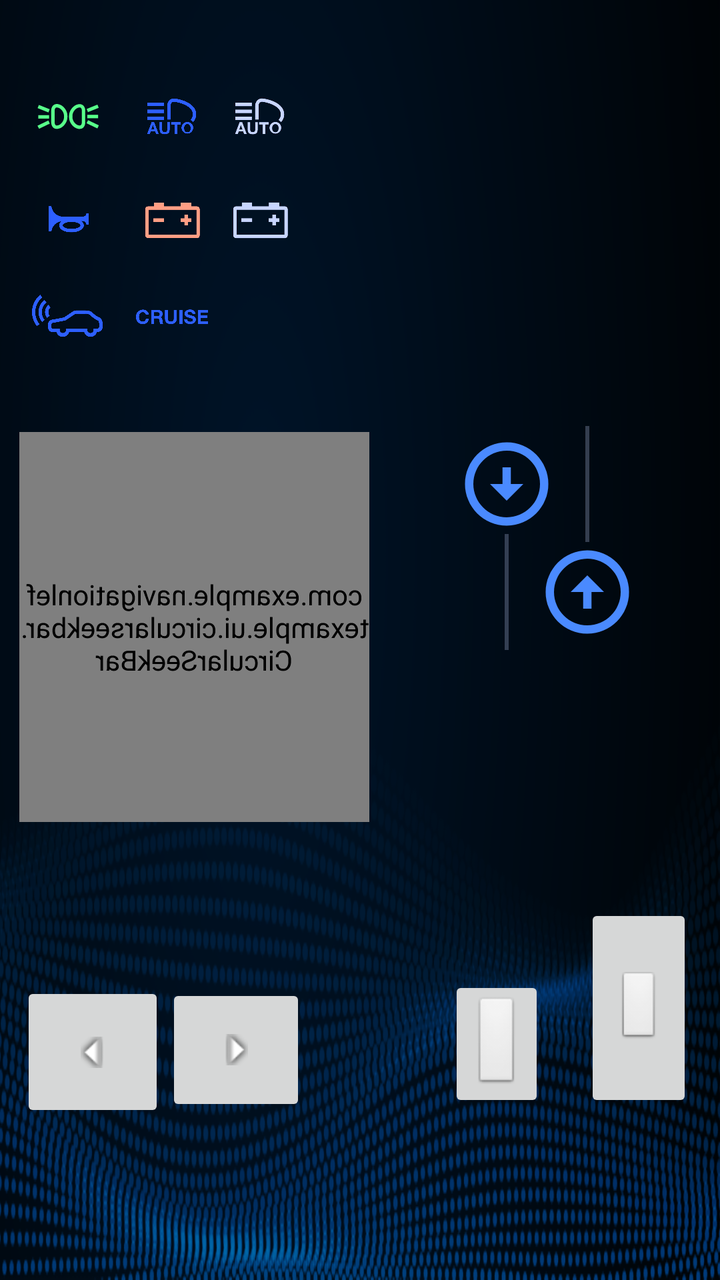
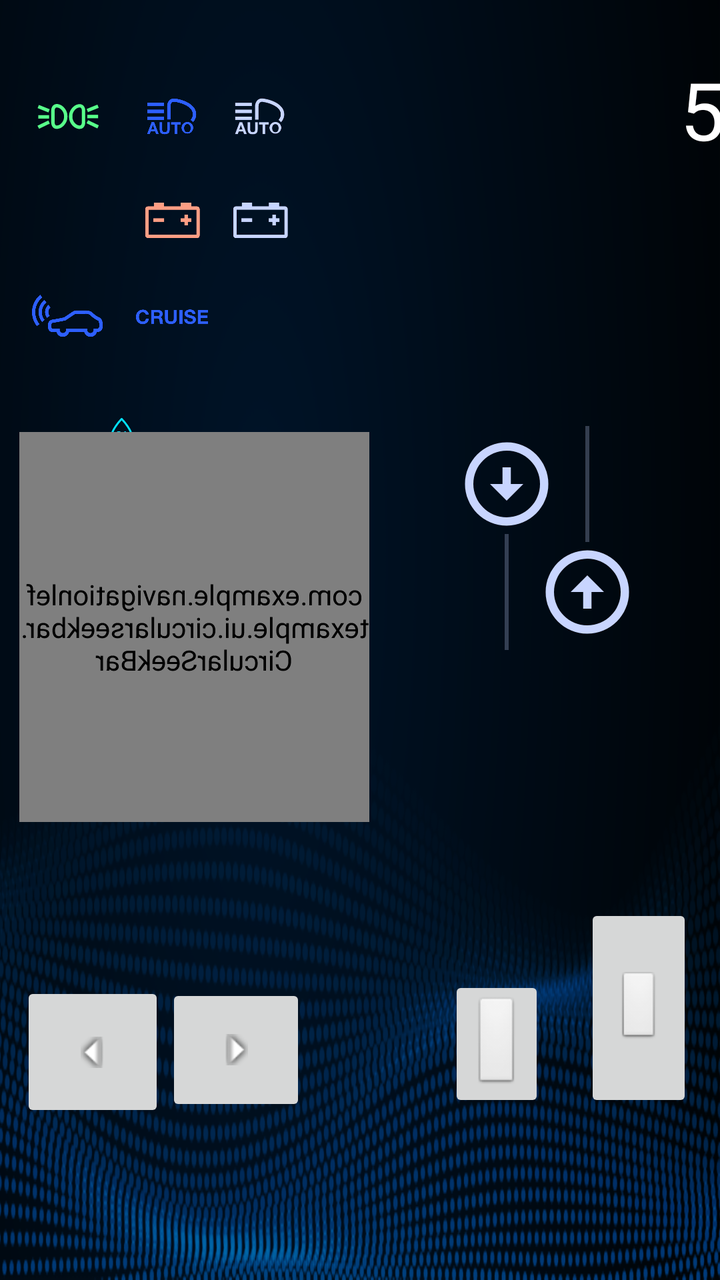

The first picture is an Android layout as it rendered before a commit; the second is the same layout after the commit. The layout source and the unified diff follow.
<!-- AndroidManifest.xml: application theme Theme.NavigationLeftExample -->
<!-- res/layout/fragment_home.xml -->
<?xml version="1.0" encoding="utf-8"?>
<androidx.constraintlayout.widget.ConstraintLayout xmlns:android="http://schemas.android.com/apk/res/android"
    xmlns:app="http://schemas.android.com/apk/res-auto"


    xmlns:tools="http://schemas.android.com/tools"
    android:id="@+id/rootRL"

    android:layout_width="match_parent"
    android:layout_height="match_parent"
    android:background="@drawable/home_background"
    android:fitsSystemWindows="true"
    tools:context=".ui.home.HomeFragment">


    <ImageView
        android:layout_width="36dp"
        android:layout_height="36dp"
        android:layout_marginStart="16dp"
        android:layout_marginTop="40dp"
        android:src="@drawable/dashboard_gabarit_on"
        app:layout_constraintHorizontal_bias="0.953"
        app:layout_constraintLeft_toLeftOf="parent"
        app:layout_constraintRight_toRightOf="parent"
        app:layout_constraintStart_toStartOf="parent"
        app:layout_constraintTop_toTopOf="parent"
        app:navGraph="@navigation/mobile_navigation" />

    <ImageView
        android:layout_width="36dp"
        android:layout_height="36dp"
        android:layout_marginStart="68dp"
        android:layout_marginTop="40dp"
        android:src="@drawable/dashboard_auto_light_on"
        app:layout_constraintHorizontal_bias="0.953"
        app:layout_constraintLeft_toLeftOf="parent"
        app:layout_constraintRight_toRightOf="parent"
        app:layout_constraintStart_toStartOf="parent"
        app:layout_constraintTop_toTopOf="parent"
        app:navGraph="@navigation/mobile_navigation" />


    <ImageView
        android:layout_width="36dp"
        android:layout_height="36dp"
        android:layout_marginStart="16dp"
        android:layout_marginTop="92dp"
        android:src="@drawable/dashboard_signal_on"
        app:layout_constraintHorizontal_bias="0.953"
        app:layout_constraintLeft_toLeftOf="parent"
        app:layout_constraintRight_toRightOf="parent"
        app:layout_constraintStart_toStartOf="parent"
        app:layout_constraintTop_toTopOf="parent"
        app:navGraph="@navigation/mobile_navigation" />

    <ImageView
        android:layout_width="36dp"
        android:layout_height="36dp"
        android:layout_marginStart="68dp"
        android:layout_marginTop="92dp"
        android:src="@drawable/dashboard_akku_on"
        app:layout_constraintHorizontal_bias="0.953"
        app:layout_constraintLeft_toLeftOf="parent"
        app:layout_constraintRight_toRightOf="parent"
        app:layout_constraintStart_toStartOf="parent"
        app:layout_constraintTop_toTopOf="parent"
        app:navGraph="@navigation/mobile_navigation" />

    <ImageView
        android:layout_width="36dp"
        android:layout_height="36dp"
        android:layout_marginStart="16dp"
        android:layout_marginTop="140dp"
        android:src="@drawable/dashboard_camera_on"
        app:layout_constraintHorizontal_bias="0.953"
        app:layout_constraintLeft_toLeftOf="parent"
        app:layout_constraintRight_toRightOf="parent"
        app:layout_constraintStart_toStartOf="parent"
        app:layout_constraintTop_toTopOf="parent"
        app:navGraph="@navigation/mobile_navigation" />


    <ImageView
        android:layout_width="36dp"
        android:layout_height="36dp"
        android:layout_marginStart="68dp"
        android:layout_marginTop="140dp"
        android:src="@drawable/dashboard_cruise_on"
        app:layout_constraintHorizontal_bias="0.953"
        app:layout_constraintLeft_toLeftOf="parent"
        app:layout_constraintRight_toRightOf="parent"
        app:layout_constraintStart_toStartOf="parent"
        app:layout_constraintTop_toTopOf="parent"
        app:navGraph="@navigation/mobile_navigation" />


    <ImageView
        android:layout_width="36dp"
        android:layout_height="36dp"
        android:layout_marginStart="608dp"
        android:layout_marginTop="40dp"
        android:src="@drawable/dashboard_left_on"
        app:layout_constraintHorizontal_bias="0.953"
        app:layout_constraintLeft_toLeftOf="parent"
        app:layout_constraintRight_toRightOf="parent"
        app:layout_constraintStart_toStartOf="parent"
        app:layout_constraintTop_toTopOf="parent"
        app:navGraph="@navigation/mobile_navigation" />


    <ImageView
        android:layout_width="36dp"
        android:layout_height="36dp"
        android:layout_marginStart="608dp"
        android:layout_marginTop="88dp"
        android:src="@drawable/dashboard_light_on"
        app:layout_constraintHorizontal_bias="0.953"
        app:layout_constraintLeft_toLeftOf="parent"
        app:layout_constraintRight_toRightOf="parent"
        app:layout_constraintStart_toStartOf="parent"
        app:layout_constraintTop_toTopOf="parent"
        app:navGraph="@navigation/mobile_navigation" />

    <ImageView
        android:layout_width="36dp"
        android:layout_height="36dp"
        android:layout_marginStart="664dp"
        android:layout_marginTop="88dp"
        android:src="@drawable/dashboard_parktronic_on"
        app:layout_constraintHorizontal_bias="0.953"
        app:layout_constraintLeft_toLeftOf="parent"
        app:layout_constraintRight_toRightOf="parent"
        app:layout_constraintStart_toStartOf="parent"
        app:layout_constraintTop_toTopOf="parent"
        app:navGraph="@navigation/mobile_navigation" />

    <ImageView
        android:layout_width="36dp"
        android:layout_height="36dp"
        android:layout_marginStart="664dp"
        android:layout_marginTop="40dp"
        android:src="@drawable/dashboard_right_on"
        app:layout_constraintHorizontal_bias="0.953"
        app:layout_constraintLeft_toLeftOf="parent"
        app:layout_constraintRight_toRightOf="parent"
        app:layout_constraintStart_toStartOf="parent"
        app:layout_constraintTop_toTopOf="parent"
        app:navGraph="@navigation/mobile_navigation" />

    <ImageView
        android:layout_width="36dp"
        android:layout_height="36dp"
        android:layout_marginStart="608dp"
        android:layout_marginTop="128dp"
        android:src="@drawable/dashboard_warning_on"
        app:layout_constraintHorizontal_bias="0.953"
        app:layout_constraintLeft_toLeftOf="parent"
        app:layout_constraintRight_toRightOf="parent"
        app:layout_constraintStart_toStartOf="parent"
        app:layout_constraintTop_toTopOf="parent"
        app:navGraph="@navigation/mobile_navigation" />

    <ImageView
        android:layout_width="36dp"
        android:layout_height="36dp"
        android:layout_marginStart="112dp"
        android:layout_marginTop="92dp"
        android:src="@drawable/dashboard_akku"
        app:layout_constraintHorizontal_bias="0.953"
        app:layout_constraintLeft_toLeftOf="parent"
        app:layout_constraintRight_toRightOf="parent"
        app:layout_constraintStart_toStartOf="parent"
        app:layout_constraintTop_toTopOf="parent"
        app:navGraph="@navigation/mobile_navigation" />

    <ImageView
        android:layout_width="36dp"
        android:layout_height="36dp"
        android:layout_marginStart="112dp"
        android:layout_marginTop="40dp"
        android:src="@drawable/dashboard_auto_light"
        app:layout_constraintHorizontal_bias="0.953"
        app:layout_constraintLeft_toLeftOf="parent"
        app:layout_constraintRight_toRightOf="parent"
        app:layout_constraintStart_toStartOf="parent"
        app:layout_constraintTop_toTopOf="parent"
        app:navGraph="@navigation/mobile_navigation" />



    <com.example.navigationleftexample.ui.circularseekbar.CircularSeekBar
        android:id="@+id/circularSeekbar"
        android:layout_width="175dp"
        android:layout_height="195dp"
        android:layout_marginTop="216dp"
        android:rotationY="180"
        app:circle_color="#C8D5FF"
        app:circle_x_radius="130dp"
        app:circle_y_radius="150dp"
        app:end_angle="0"
        app:layout_constraintHorizontal_bias="0.053"
        app:layout_constraintLeft_toLeftOf="parent"
        app:layout_constraintRight_toRightOf="parent"
        app:layout_constraintTop_toTopOf="parent"
        app:max="140"
        app:navGraph="@navigation/mobile_navigation"
        app:pointer_alpha_ontouch="100"
        app:pointer_color="#0174DF"
        app:pointer_halo_color="#880174DF"
        app:progress="70"
        app:start_angle="180"

        app:use_custom_radii="true"
        tools:ignore="MissingConstraints" />


    <SeekBar
        android:id="@+id/speedSeekBar"
        android:layout_width="120dp"
        android:layout_height="130dp"
        android:layout_marginTop="192dp"
        android:progress="0"
        android:progressBackgroundTint="#C8D5FF"
        android:rotation="270"
        android:splitTrack="true"
        android:thumb="@drawable/arrow_circle_up"
        android:thumbOffset="20dp"
        android:thumbTint="#4A8AFF"
        app:defaultNavHost="true"
        app:layout_constraintHorizontal_bias="0.973"
        app:layout_constraintLeft_toLeftOf="parent"
        app:layout_constraintRight_toRightOf="parent"
        app:layout_constraintTop_toTopOf="parent"
        app:navGraph="@navigation/mobile_navigation" />

    <SeekBar
        android:id="@+id/speedBackSeekBar"
        android:layout_width="120dp"
        android:layout_height="130dp"
        android:layout_marginTop="216dp"
        android:progress="0"
        android:progressBackgroundTint="#C8D5FF"
        android:rotation="90"
        android:splitTrack="true"
        android:thumb="@drawable/arrow_circle_up"
        android:thumbOffset="20dp"
        android:thumbTint="#4A8AFF"
        app:defaultNavHost="true"
        app:layout_constraintHorizontal_bias="0.805"
        app:layout_constraintLeft_toLeftOf="parent"
        app:layout_constraintRight_toRightOf="parent"
        app:layout_constraintTop_toTopOf="parent"
        app:navGraph="@navigation/mobile_navigation" />

    <ImageButton
        android:id="@+id/right"
        android:layout_width="62dp"
        android:layout_height="74dp"
        android:layout_marginTop="488dp"
        android:rotation="270"
        android:src="@android:drawable/arrow_down_float"
        app:layout_constraintHorizontal_bias="0.292"
        app:layout_constraintLeft_toLeftOf="parent"
        app:layout_constraintRight_toRightOf="parent"
        app:layout_constraintTop_toTopOf="parent"
        app:navGraph="@navigation/mobile_navigation" />

    <ImageButton
        android:id="@+id/left"
        android:layout_width="66dp"
        android:layout_height="76dp"
        android:layout_marginTop="488dp"
        android:rotation="90"
        android:src="@android:drawable/arrow_down_float"
        app:layout_constraintHorizontal_bias="0.045"
        app:layout_constraintLeft_toLeftOf="parent"
        app:layout_constraintRight_toRightOf="parent"
        app:layout_constraintTop_toTopOf="parent"
        app:navGraph="@navigation/mobile_navigation" />

    <ImageButton
        android:id="@+id/throttle"
        android:layout_width="54dp"
        android:layout_height="104dp"
        android:layout_marginTop="452dp"
        android:src="@android:drawable/btn_default_small"
        app:layout_constraintHorizontal_bias="0.955"
        app:layout_constraintLeft_toLeftOf="parent"
        app:layout_constraintRight_toRightOf="parent"
        app:layout_constraintTop_toTopOf="parent"
        app:navGraph="@navigation/mobile_navigation" />

    <ImageButton
        android:id="@+id/brake"
        android:layout_width="wrap_content"
        android:layout_height="wrap_content"
        android:layout_marginTop="488dp"
        android:src="@android:drawable/btn_default"
        app:layout_constraintHorizontal_bias="0.719"
        app:layout_constraintLeft_toLeftOf="parent"
        app:layout_constraintRight_toRightOf="parent"
        app:layout_constraintTop_toTopOf="parent"
        app:navGraph="@navigation/mobile_navigation" />


    <ImageButton
        android:id="@+id/onOffButton"
        android:layout_width="36dp"
        android:layout_height="36dp"
        android:layout_marginStart="664dp"
        android:layout_marginTop="128dp"
        android:background="@null"
        android:clickable="true"
        android:src="@drawable/dashboard_off_on"
        app:layout_constraintHorizontal_bias="0.953"
        app:layout_constraintLeft_toLeftOf="parent"
        app:layout_constraintRight_toRightOf="parent"
        app:layout_constraintStart_toStartOf="parent"
        app:layout_constraintTop_toTopOf="parent"
        app:navGraph="@navigation/mobile_navigation" />


</androidx.constraintlayout.widget.ConstraintLayout>
<!-- resources referenced by this layout -->
<resources>
  <!-- drawable arrow_circle_up (drawable) -->
  <vector xmlns:android="http://schemas.android.com/apk/res/android" android:height="50dp" android:tint="#000000" android:viewportHeight="24" android:viewportWidth="24" android:width="50dp" >
  
      <group
          android:pivotX="12"
          android:pivotY="12"
          android:rotation="90">
  
      <path android:fillColor="@android:color/white"  android:pathData="M12,20c-4.41,0 -8,-3.59 -8,-8s3.59,-8 8,-8s8,3.59 8,8S16.41,20 12,20M12,22c5.52,0 10,-4.48 10,-10c0,-5.52 -4.48,-10 -10,-10C6.48,2 2,6.48 2,12C2,17.52 6.48,22 12,22L12,22zM11,12l0,4h2l0,-4h3l-4,-4l-4,4H11z"/>
  
      </group>
  
  </vector>
  <!-- drawable dashboard_left_on (drawable) -->
  <vector xmlns:android="http://schemas.android.com/apk/res/android"
      android:width="39dp"
      android:height="39dp"
      android:viewportWidth="39"
      android:viewportHeight="39">
    <path
        android:pathData="M20.68,29.376C20.558,29.376 20.437,29.352 20.324,29.305C20.212,29.258 20.109,29.19 20.023,29.104L11.272,20.342C11.186,20.256 11.118,20.153 11.071,20.041C11.024,19.928 11,19.807 11,19.685C11,19.563 11.024,19.442 11.071,19.329C11.118,19.216 11.186,19.114 11.272,19.028L20.023,10.266C20.155,10.137 20.322,10.051 20.504,10.016C20.685,9.982 20.873,10.002 21.043,10.073C21.211,10.143 21.354,10.261 21.455,10.412C21.556,10.564 21.61,10.742 21.61,10.924V15.639H26.291C26.537,15.639 26.774,15.736 26.948,15.911C27.122,16.085 27.22,16.322 27.22,16.568V22.813C27.22,23.06 27.122,23.296 26.948,23.47C26.774,23.645 26.537,23.743 26.291,23.743H21.61V28.446C21.609,28.629 21.555,28.809 21.455,28.962C21.354,29.115 21.211,29.235 21.043,29.308C20.927,29.353 20.804,29.376 20.68,29.376ZM13.199,19.64L19.717,26.157V22.757C19.717,22.51 19.815,22.274 19.989,22.099C20.163,21.925 20.4,21.827 20.646,21.827H25.327V17.441H20.68C20.434,17.441 20.197,17.343 20.023,17.169C19.849,16.994 19.751,16.758 19.751,16.511V13.111L13.199,19.64Z"
        android:fillColor="#58FF8A"/>
  </vector>
  <!-- drawable dashboard_signal_on (drawable) -->
  <vector xmlns:android="http://schemas.android.com/apk/res/android"
      android:width="39dp"
      android:height="39dp"
      android:viewportWidth="39"
      android:viewportHeight="39">
    <path
        android:pathData="M30.672,18.891V21.917H29.436C29.436,20.365 27.498,20.059 27.498,20.059H17.591C10.938,20.059 10.542,25.782 10.542,25.782H9V12H10.542C10.542,12 10.938,17.735 17.591,17.735H27.498C27.498,17.735 29.436,17.418 29.436,15.876H30.672V18.891Z"
        android:fillColor="#2D5FFF"/>
    <path
        android:pathData="M21.389,26.168C17.58,26.168 14.713,24.547 14.713,22.405C14.713,20.263 17.58,18.642 21.389,18.642C25.197,18.642 28.076,20.263 28.076,22.405C28.076,24.547 25.186,26.168 21.389,26.168ZM21.389,20.501C18.453,20.501 16.572,21.634 16.572,22.405C16.572,23.176 18.453,24.309 21.389,24.309C24.325,24.309 26.217,23.176 26.217,22.405C26.217,21.634 24.325,20.501 21.389,20.501Z"
        android:fillColor="#2D5FFF"/>
  </vector>
  <style name="Theme.NavigationLeftExample" parent="Theme.MaterialComponents.DayNight.DarkActionBar">
          
          <item name="colorPrimary">@color/purple_500</item>
          <item name="colorPrimaryVariant">@color/purple_700</item>
          <item name="colorOnPrimary">@color/white</item>
          
          <item name="colorSecondary">@color/teal_200</item>
          <item name="colorSecondaryVariant">@color/teal_700</item>
          <item name="colorOnSecondary">@color/black</item>
          
          <item name="android:statusBarColor">?attr/colorPrimaryVariant</item>
  
          
      </style>
  <color name="purple_500">#FF6200EE</color>
  <color name="purple_700">#FF3700B3</color>
  <color name="white">#FFFFFFFF</color>
  <color name="teal_200">#FF03DAC5</color>
  <color name="teal_700">#FF018786</color>
  <color name="black">#FF000000</color>
  <!-- unchanged entries left out for length: 13 -->
</resources>

<!-- the commit's change to res/layout/fragment_home.xml (unified diff, before → after) -->
@@ -1,11 +1,21 @@
 <?xml version="1.0" encoding="utf-8"?>
-<androidx.constraintlayout.widget.ConstraintLayout xmlns:android="http://schemas.android.com/apk/res/android"
+<layout xmlns:android="http://schemas.android.com/apk/res/android"
+
     xmlns:app="http://schemas.android.com/apk/res-auto"
-
-
-    xmlns:tools="http://schemas.android.com/tools"
+    xmlns:tools="http://schemas.android.com/tools">
+
+    <data>
+        <variable
+        name="bluetoothViewModelData"
+        type="com.example.navigationleftexample.ui.bluetooth.BluetoothViewModel"/>
+    </data>
+
+
+
+<androidx.constraintlayout.widget.ConstraintLayout
+
+
     android:id="@+id/rootRL"
-
     android:layout_width="match_parent"
     android:layout_height="match_parent"
     android:background="@drawable/home_background"
@@ -13,6 +23,22 @@
     tools:context=".ui.home.HomeFragment">
 
 
+
+
+
+    <ImageView
+        android:layout_width="25dp"
+        android:layout_height="26dp"
+        android:layout_marginStart="48dp"
+        android:layout_marginTop="204dp"
+        android:src="@drawable/dashboard_humidity"
+        app:layout_constraintHorizontal_bias="0.953"
+        app:layout_constraintLeft_toLeftOf="parent"
+        app:layout_constraintRight_toRightOf="parent"
+        app:layout_constraintStart_toStartOf="parent"
+        app:layout_constraintTop_toTopOf="parent"
+        app:navGraph="@navigation/mobile_navigation" />
+
     <ImageView
         android:layout_width="36dp"
         android:layout_height="36dp"
@@ -40,18 +66,24 @@
         app:navGraph="@navigation/mobile_navigation" />
 
 
-    <ImageView
-        android:layout_width="36dp"
-        android:layout_height="36dp"
-        android:layout_marginStart="16dp"
-        android:layout_marginTop="92dp"
-        android:src="@drawable/dashboard_signal_on"
-        app:layout_constraintHorizontal_bias="0.953"
-        app:layout_constraintLeft_toLeftOf="parent"
-        app:layout_constraintRight_toRightOf="parent"
-        app:layout_constraintStart_toStartOf="parent"
-        app:layout_constraintTop_toTopOf="parent"
-        app:navGraph="@navigation/mobile_navigation" />
+
+    <ImageButton
+        android:id="@+id/signalOffButton"
+        android:layout_width="36dp"
+        android:layout_height="36dp"
+        android:layout_marginStart="664dp"
+        android:layout_marginTop="128dp"
+        android:background="@null"
+        android:clickable="true"
+        android:src="@drawable/dashboard_signal_off"
+        app:layout_constraintHorizontal_bias="0.953"
+        app:layout_constraintLeft_toLeftOf="parent"
+        app:layout_constraintRight_toRightOf="parent"
+        app:layout_constraintStart_toStartOf="parent"
+        app:layout_constraintTop_toTopOf="parent"
+        app:navGraph="@navigation/mobile_navigation" />
+
+
 
     <ImageView
         android:layout_width="36dp"
@@ -225,7 +257,7 @@
         android:splitTrack="true"
         android:thumb="@drawable/arrow_circle_up"
         android:thumbOffset="20dp"
-        android:thumbTint="#4A8AFF"
+        android:thumbTint="#C8D5FF"
         app:defaultNavHost="true"
         app:layout_constraintHorizontal_bias="0.973"
         app:layout_constraintLeft_toLeftOf="parent"
@@ -244,7 +276,7 @@
         android:splitTrack="true"
         android:thumb="@drawable/arrow_circle_up"
         android:thumbOffset="20dp"
-        android:thumbTint="#4A8AFF"
+        android:thumbTint="#C8D5FF"
         app:defaultNavHost="true"
         app:layout_constraintHorizontal_bias="0.805"
         app:layout_constraintLeft_toLeftOf="parent"
@@ -307,7 +339,7 @@
         android:id="@+id/onOffButton"
         android:layout_width="36dp"
         android:layout_height="36dp"
-        android:layout_marginStart="664dp"
+        android:layout_marginStart="504dp"
         android:layout_marginTop="128dp"
         android:background="@null"
         android:clickable="true"
@@ -319,5 +351,85 @@
         app:layout_constraintTop_toTopOf="parent"
         app:navGraph="@navigation/mobile_navigation" />
 
+    <TextView
+        android:id="@+id/textViewTempUnitMeasurment"
+        android:layout_width="16dp"
+        android:layout_height="17dp"
+        android:layout_marginStart="568dp"
+        android:layout_marginTop="60dp"
+        android:text="\u2103"
+        android:textColor="#03E3FC"
+        app:layout_constraintHorizontal_bias="0.953"
+        app:layout_constraintLeft_toLeftOf="parent"
+        app:layout_constraintRight_toRightOf="parent"
+        app:layout_constraintStart_toStartOf="parent"
+        app:layout_constraintTop_toTopOf="parent"
+        app:navGraph="@navigation/mobile_navigation" />
+
+    <TextView
+        android:id="@+id/textViewSpeedUnitMeasurment"
+        android:layout_width="wrap_content"
+        android:layout_height="wrap_content"
+        android:layout_marginStart="368dp"
+        android:layout_marginTop="56dp"
+        android:text="km/h"
+        android:textColor="#03E3FC"
+        app:layout_constraintHorizontal_bias="0.953"
+        app:layout_constraintLeft_toLeftOf="parent"
+        app:layout_constraintRight_toRightOf="parent"
+        app:layout_constraintStart_toStartOf="parent"
+        app:layout_constraintTop_toTopOf="parent"
+        app:navGraph="@navigation/mobile_navigation" />
+
+    <TextView
+        android:id="@+id/textViewSpeedValue"
+        android:layout_width="26dp"
+        android:layout_height="47dp"
+        android:layout_marginStart="340dp"
+        android:layout_marginTop="28dp"
+        android:text="5"
+        android:textColor="#FFFFFF"
+        android:textSize="40dp"
+        app:layout_constraintHorizontal_bias="0.953"
+        app:layout_constraintLeft_toLeftOf="parent"
+        app:layout_constraintRight_toRightOf="parent"
+        app:layout_constraintStart_toStartOf="parent"
+        app:layout_constraintTop_toTopOf="parent"
+        app:navGraph="@navigation/mobile_navigation" />
+
+    <TextView
+        android:id="@+id/textViewTempValue"
+        android:layout_width="61dp"
+        android:layout_height="38dp"
+        android:layout_marginStart="512dp"
+        android:layout_marginTop="40dp"
+        android:text="@{bluetoothViewModelData.tempSensor.toString()}"
+        android:textColor="#FFFFFF"
+        android:textSize="30dp"
+        app:layout_constraintHorizontal_bias="0.953"
+        app:layout_constraintLeft_toLeftOf="parent"
+        app:layout_constraintRight_toRightOf="parent"
+        app:layout_constraintStart_toStartOf="parent"
+        app:layout_constraintTop_toTopOf="parent"
+        app:navGraph="@navigation/mobile_navigation" />
+
+    <TextView
+        android:id="@+id/textViewHumidityValue"
+        android:layout_width="35dp"
+        android:layout_height="40dp"
+        android:layout_marginStart="16dp"
+        android:layout_marginTop="192dp"
+        android:text="@{bluetoothViewModelData.humiditySensor.toString()}"
+        android:textColor="#FFFFFF"
+        android:textSize="30dp"
+        app:layout_constraintHorizontal_bias="0.953"
+        app:layout_constraintLeft_toLeftOf="parent"
+        app:layout_constraintRight_toRightOf="parent"
+        app:layout_constraintStart_toStartOf="parent"
+        app:layout_constraintTop_toTopOf="parent"
+        app:navGraph="@navigation/mobile_navigation" />
+
 
 </androidx.constraintlayout.widget.ConstraintLayout>
+
+    </layout>
<!-- resource entries referenced after the edit -->
@@ -13,6 +13,7 @@
       </group>
   
   </vector>
+  <!-- drawable dashboard_humidity: vector/xml drawable (drawable, 2483 chars, omitted) -->
   <!-- drawable dashboard_left_on (drawable) -->
   <vector xmlns:android="http://schemas.android.com/apk/res/android"
       android:width="39dp"
@@ -23,7 +24,7 @@
         android:pathData="M20.68,29.376C20.558,29.376 20.437,29.352 20.324,29.305C20.212,29.258 20.109,29.19 20.023,29.104L11.272,20.342C11.186,20.256 11.118,20.153 11.071,20.041C11.024,19.928 11,19.807 11,19.685C11,19.563 11.024,19.442 11.071,19.329C11.118,19.216 11.186,19.114 11.272,19.028L20.023,10.266C20.155,10.137 20.322,10.051 20.504,10.016C20.685,9.982 20.873,10.002 21.043,10.073C21.211,10.143 21.354,10.261 21.455,10.412C21.556,10.564 21.61,10.742 21.61,10.924V15.639H26.291C26.537,15.639 26.774,15.736 26.948,15.911C27.122,16.085 27.22,16.322 27.22,16.568V22.813C27.22,23.06 27.122,23.296 26.948,23.47C26.774,23.645 26.537,23.743 26.291,23.743H21.61V28.446C21.609,28.629 21.555,28.809 21.455,28.962C21.354,29.115 21.211,29.235 21.043,29.308C20.927,29.353 20.804,29.376 20.68,29.376ZM13.199,19.64L19.717,26.157V22.757C19.717,22.51 19.815,22.274 19.989,22.099C20.163,21.925 20.4,21.827 20.646,21.827H25.327V17.441H20.68C20.434,17.441 20.197,17.343 20.023,17.169C19.849,16.994 19.751,16.758 19.751,16.511V13.111L13.199,19.64Z"
         android:fillColor="#58FF8A"/>
   </vector>
-  <!-- drawable dashboard_signal_on (drawable) -->
+  <!-- drawable dashboard_signal_off (drawable) -->
   <vector xmlns:android="http://schemas.android.com/apk/res/android"
       android:width="39dp"
       android:height="39dp"
@@ -31,10 +32,10 @@
       android:viewportHeight="39">
     <path
         android:pathData="M30.672,18.891V21.917H29.436C29.436,20.365 27.498,20.059 27.498,20.059H17.591C10.938,20.059 10.542,25.782 10.542,25.782H9V12H10.542C10.542,12 10.938,17.735 17.591,17.735H27.498C27.498,17.735 29.436,17.418 29.436,15.876H30.672V18.891Z"
-        android:fillColor="#2D5FFF"/>
+        android:fillColor="#C8D5FF"/>
     <path
         android:pathData="M21.389,26.168C17.58,26.168 14.713,24.547 14.713,22.405C14.713,20.263 17.58,18.642 21.389,18.642C25.197,18.642 28.076,20.263 28.076,22.405C28.076,24.547 25.186,26.168 21.389,26.168ZM21.389,20.501C18.453,20.501 16.572,21.634 16.572,22.405C16.572,23.176 18.453,24.309 21.389,24.309C24.325,24.309 26.217,23.176 26.217,22.405C26.217,21.634 24.325,20.501 21.389,20.501Z"
-        android:fillColor="#2D5FFF"/>
+        android:fillColor="#C8D5FF"/>
   </vector>
   <style name="Theme.NavigationLeftExample" parent="Theme.MaterialComponents.DayNight.DarkActionBar">
           
